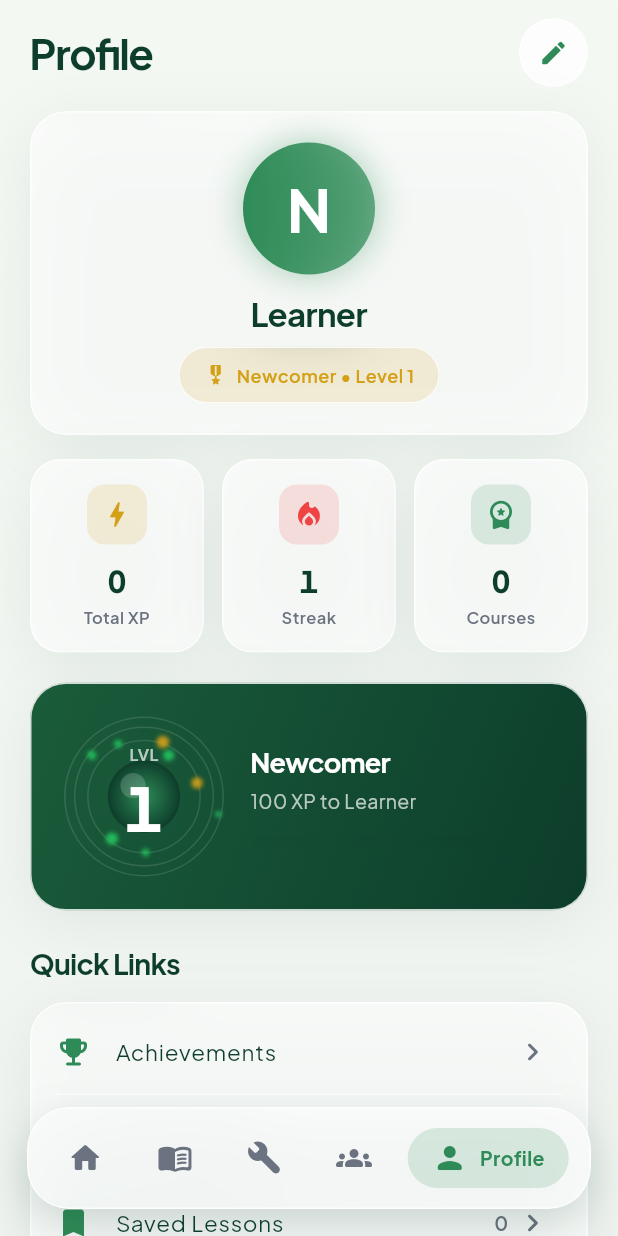
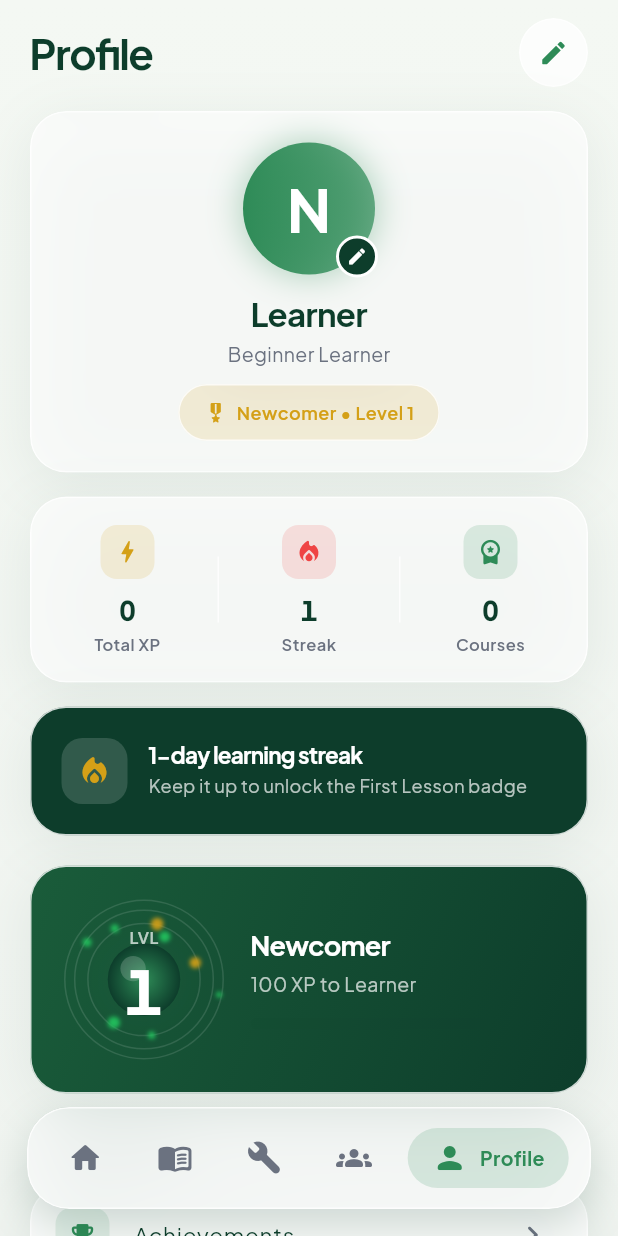
Before and after one commit to Akindiormi/nextel-connect, a Flutter app: the HomeShell screen opened directly, item 5 of the bottom bar chosen, on a phone screen of 412 x 824 dp. Run offline on Flutter 3.47's test engine with Material 3 defaults, Android fonts, the phone set to English and light mode, and no system bars; our stand-ins replace google_fonts, shared_preferences; accounts and stored records are empty.

Commit message:
Redesign Profile screen composition, adapted from reference layout
- Avatar now carries a small edit badge (Stack), tapping opens Edit Profile
- Name + single combined subtitle line (experience + username), matching
  the reference's centered-hero hierarchy — level pill kept below as-is
- Stats row unified into one banded card with hairline dividers between
  columns, instead of three separate gapped cards
- New streak highlight banner (dark, using our primaryDark green token)
  showing current streak and a dynamic hint toward the next locked badge
- Quick Links and Settings list rows now use a colored icon-chip backdrop
  behind each icon, matching the reference's icon-in-circle list style
- All existing screens, navigation targets, dialogs, and functionality
  are unchanged — this is a pure layout/visual adaptation using only
  existing design tokens (AppColors, AppText, GlassCard, GlassPill)

```diff
--- a/lib/screens/profile/profile_screen.dart
+++ b/lib/screens/profile/profile_screen.dart
@@ -43,6 +43,15 @@ class _ProfileScreenState extends State<ProfileScreen> {
     _progress.removeListener(_refresh);
     _user.removeListener(_refresh);
     super.dispose();
+  }
+
+  String _nextBadgeHint() {
+    final next = kAchievements.firstWhere(
+      (a) => !_progress.hasUnlocked(a.id),
+      orElse: () => kAchievements.last,
+    );
+    if (_progress.hasUnlocked(next.id)) return 'All badges unlocked so far!';
+    return 'Keep it up to unlock the ${next.title} badge';
   }
 
   Future<void> _logout() async {
@@ -144,6 +153,9 @@ class _ProfileScreenState extends State<ProfileScreen> {
             child: GlassCard(
             child: Column(
               children: [
+                Stack(
+                  clipBehavior: Clip.none,
+                  children: [
                     Container(
                       width: 88,
                       height: 88,
@@ -156,7 +168,8 @@ class _ProfileScreenState extends State<ProfileScreen> {
                         shape: BoxShape.circle,
                         boxShadow: [
                           BoxShadow(
-                        color: (user?.avatarColor ?? AppColors.accentEmerald)
+                            color:
+                                (user?.avatarColor ?? AppColors.accentEmerald)
                                     .withValues(alpha: 0.4),
                             blurRadius: 20,
                           ),
@@ -168,12 +181,44 @@ class _ProfileScreenState extends State<ProfileScreen> {
                                 size: 40, color: Colors.white)),
                       ),
                     ),
+                    Positioned(
+                      right: -2,
+                      bottom: -2,
+                      child: GestureDetector(
+                        onTap: () => Navigator.of(context).push(
+                          MaterialPageRoute(
+                              builder: (_) => const EditProfileScreen()),
+                        ),
+                        child: Container(
+                          width: 28,
+                          height: 28,
+                          decoration: BoxDecoration(
+                            color: AppColors.primaryDark,
+                            shape: BoxShape.circle,
+                            border: Border.all(
+                              color: AppPalette.of(context).isDark
+                                  ? AppColors.darkBackground
+                                  : Colors.white,
+                              width: 2,
+                            ),
+                          ),
+                          child: const Icon(Icons.edit_rounded,
+                              color: Colors.white, size: 14),
+                        ),
+                      ),
+                    ),
+                  ],
+                ),
                 const SizedBox(height: 14),
                 Text(user?.name ?? 'Learner',
                     style: AppText.display(context, size: 22)),
-                if ((user?.username ?? '').isNotEmpty)
-                  Text('@${user!.username}',
-                      style: AppText.body(context, size: 14)),
+                const SizedBox(height: 4),
+                Text(
+                  (user?.username ?? '').isNotEmpty
+                      ? '${user!.experience} Learner • @${user.username}'
+                      : '${user?.experience ?? 'Beginner'} Learner',
+                  style: AppText.body(context, size: 13),
+                ),
                 const SizedBox(height: 10),
                 GlassPill(
                   color: AppColors.gold.withValues(alpha: 0.15),
@@ -195,31 +240,33 @@ class _ProfileScreenState extends State<ProfileScreen> {
           ),
           const SizedBox(height: 16),
 
-          // stat pills — balanced vertical tiles that count up
+          // stat band — one unified card, three columns divided by hairlines
           FadeSlideIn(
             delay: const Duration(milliseconds: 100),
+            child: GlassCard(
+              padding: const EdgeInsets.symmetric(vertical: 18, horizontal: 4),
               child: Row(
                 children: [
                   Expanded(
-                child: _ProfileStat(
+                    child: _StatColumn(
                       icon: Icons.bolt_rounded,
                       color: AppColors.gold,
                       value: _progress.xp,
                       label: 'Total XP',
                     ),
                   ),
-              const SizedBox(width: 12),
+                  _StatDivider(),
                   Expanded(
-                child: _ProfileStat(
+                    child: _StatColumn(
                       icon: Icons.local_fire_department_rounded,
                       color: const Color(0xFFEF4444),
                       value: _progress.streak,
                       label: 'Streak',
                     ),
                   ),
-              const SizedBox(width: 12),
+                  _StatDivider(),
                   Expanded(
-                child: _ProfileStat(
+                    child: _StatColumn(
                       icon: Icons.workspace_premium_rounded,
                       color: AppColors.accentEmerald,
                       value: coursesDone,
@@ -229,7 +276,48 @@ class _ProfileScreenState extends State<ProfileScreen> {
                 ],
               ),
             ),
+          ),
+          const SizedBox(height: 16),
+
+          // streak highlight banner
+          if (_progress.streak > 0) ...[
+            FadeSlideIn(
+              delay: const Duration(milliseconds: 130),
+              child: GlassCard(
+                color: AppColors.primaryDark,
+                child: Row(
+                  children: [
+                    Container(
+                      width: 44,
+                      height: 44,
+                      decoration: BoxDecoration(
+                        color: Colors.white.withValues(alpha: 0.15),
+                        borderRadius: BorderRadius.circular(14),
+                      ),
+                      child: const Icon(Icons.local_fire_department_rounded,
+                          color: AppColors.gold, size: 24),
+                    ),
+                    const SizedBox(width: 14),
+                    Expanded(
+                      child: Column(
+                        crossAxisAlignment: CrossAxisAlignment.start,
+                        children: [
+                          Text('${_progress.streak}-day learning streak',
+                              style: AppText.heading(context,
+                                  size: 15, color: Colors.white)),
+                          const SizedBox(height: 2),
+                          Text(_nextBadgeHint(),
+                              style: AppText.body(context,
+                                  size: 12, color: Colors.white70)),
+                        ],
+                      ),
+                    ),
+                  ],
+                ),
+              ),
+            ),
             const SizedBox(height: 20),
+          ],
 
           // XP progress card
           FadeSlideIn(
@@ -534,14 +622,15 @@ class _ProfileScreenState extends State<ProfileScreen> {
   }
 }
 
-/// A balanced vertical stat tile: centered icon badge, count-up number, label.
-class _ProfileStat extends StatelessWidget {
+/// One column within the unified stats band: icon badge, count-up number,
+/// label — no card wrapper of its own, since the band provides that.
+class _StatColumn extends StatelessWidget {
   final IconData icon;
   final Color color;
   final int value;
   final String label;
 
-  const _ProfileStat({
+  const _StatColumn({
     required this.icon,
     required this.color,
     required this.value,
@@ -550,23 +639,20 @@ class _ProfileStat extends StatelessWidget {
 
   @override
   Widget build(BuildContext context) {
-    return GlassCard(
-      padding: const EdgeInsets.symmetric(vertical: 16, horizontal: 8),
-      radius: 20,
-      child: Column(
+    return Column(
       mainAxisSize: MainAxisSize.min,
       children: [
         Container(
-            width: 40,
-            height: 40,
+          width: 36,
+          height: 36,
           decoration: BoxDecoration(
             color: color.withValues(alpha: 0.15),
-              borderRadius: BorderRadius.circular(12),
+            borderRadius: BorderRadius.circular(11),
           ),
-            child: Icon(icon, color: color, size: 22),
+          child: Icon(icon, color: color, size: 19),
         ),
-          const SizedBox(height: 10),
-          XpCounter(value: value, size: 20),
+        const SizedBox(height: 8),
+        XpCounter(value: value, size: 18),
         const SizedBox(height: 2),
         Text(
           label,
@@ -576,7 +662,18 @@ class _ProfileStat extends StatelessWidget {
           style: AppText.label(context, size: 11),
         ),
       ],
-      ),
+    );
+  }
+}
+
+/// A thin vertical hairline separating columns in the stats band.
+class _StatDivider extends StatelessWidget {
+  @override
+  Widget build(BuildContext context) {
+    return Container(
+      width: 1,
+      height: 44,
+      color: AppPalette.of(context).border,
     );
   }
 }
@@ -601,13 +698,22 @@ class _LinkTile extends StatelessWidget {
   @override
   Widget build(BuildContext context) {
     final palette = AppPalette.of(context);
+    final tileColor = color ?? AppColors.accentEmerald;
     return Column(
       children: [
         Material(
           color: Colors.transparent,
           child: ListTile(
             onTap: onTap,
-            leading: Icon(icon, color: color ?? AppColors.accentEmerald),
+            leading: Container(
+              width: 36,
+              height: 36,
+              decoration: BoxDecoration(
+                color: tileColor.withValues(alpha: 0.12),
+                borderRadius: BorderRadius.circular(11),
+              ),
+              child: Icon(icon, color: tileColor, size: 19),
+            ),
             title: Text(label,
                 style: AppText.body(context,
                     size: 15, color: color ?? palette.textPrimary)),
@@ -651,7 +757,15 @@ class _SwitchTile extends StatelessWidget {
         Material(
           color: Colors.transparent,
           child: ListTile(
-            leading: Icon(icon, color: AppColors.accentEmerald),
+            leading: Container(
+              width: 36,
+              height: 36,
+              decoration: BoxDecoration(
+                color: AppColors.accentEmerald.withValues(alpha: 0.12),
+                borderRadius: BorderRadius.circular(11),
+              ),
+              child: Icon(icon, color: AppColors.accentEmerald, size: 19),
+            ),
             title: Text(label, style: AppText.body(context, size: 15)),
             trailing: Switch(
               value: value,
```
Lines whose indentation alone changed are shown as unchanged.
